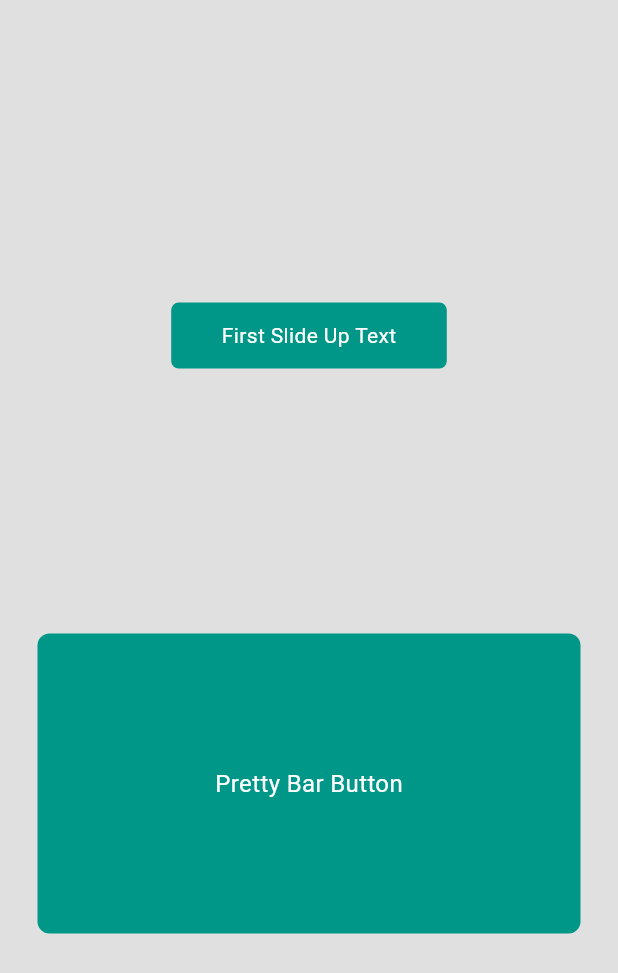
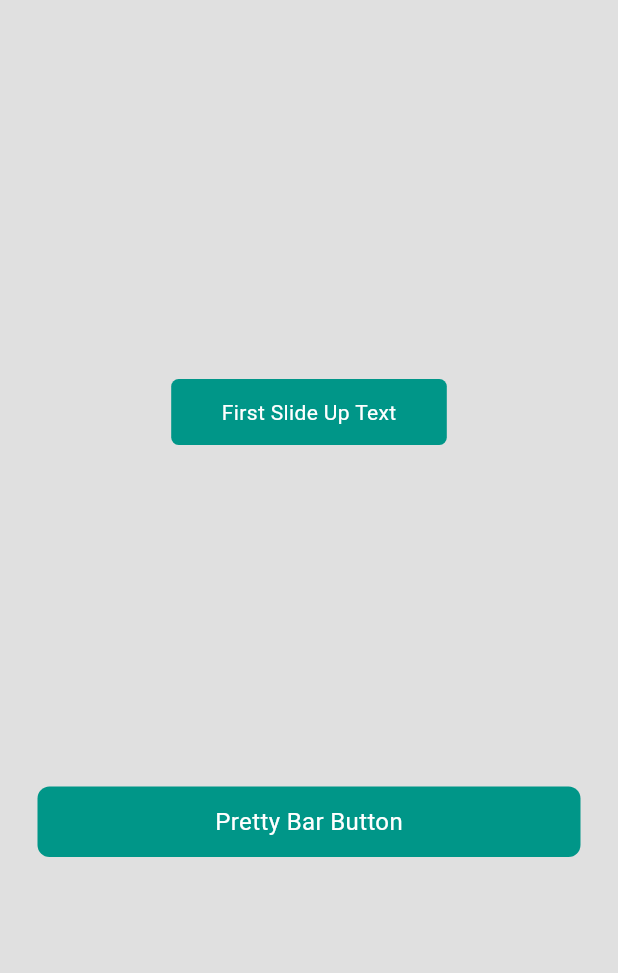
Before and after one commit to YeLwinOo-Steve/pretty_animated_buttons, a Flutter app: the screen it shows after launch, on a phone screen of 412 x 824 dp. Shown: the top 973 px of the screen. Run offline on Flutter 3.47's test engine with Material 3 defaults, Android fonts, the phone set to English and light mode, and no system bars; our stand-ins replace flutter_inset_shadow.

Commit message:
added: padding to button

```diff
--- a/lib/widgets/pretty_kiran_button.dart
+++ b/lib/widgets/pretty_kiran_button.dart
@@ -1,19 +1,27 @@
 import 'dart:math';
 
 import 'package:flutter/material.dart';
+import 'package:pretty_animated_buttons/configs/pkg_sizes.dart';
 
 class PrettyShineButton extends StatefulWidget {
+  const PrettyShineButton({
+    Key? key,
+    required this.label,
+    this.padding = const EdgeInsets.symmetric(vertical: s12, horizontal: s24),
+    required this.onPressed,
+    this.bgColor = Colors.teal,
+    this.borderRadius = s5,
+    this.duration = duration500,
+    this.curve = Curves.easeInOut,
+  }) : super(key: key);
+
   final String label;
   final VoidCallback onPressed;
   final Color bgColor;
-
-  const PrettyShineButton({
-    Key? key,
-    required this.label,
-    required this.onPressed,
-    this.bgColor = Colors.teal,
-  }) : super(key: key);
-
+  final double borderRadius;
+  final Duration duration;
+  final Curve curve;
+  final EdgeInsetsGeometry padding;
   @override
   State<PrettyShineButton> createState() => _PrettyShineButtonState();
 }
@@ -55,7 +63,6 @@ class _PrettyShineButtonState extends State<PrettyShineButton>
     return GestureDetector(
       onTap: _startAnimation,
       child: Container(
-        height: 200,
         decoration: BoxDecoration(
           color: widget.bgColor,
           borderRadius: BorderRadius.circular(8),
@@ -63,12 +70,15 @@ class _PrettyShineButtonState extends State<PrettyShineButton>
         clipBehavior: Clip.antiAlias,
         child: Stack(
           children: [
-            Center(
-              child: Text(
-                widget.label,
-                style: const TextStyle(
-                  color: Colors.white,
-                  fontSize: 16,
+            Padding(
+              padding: widget.padding,
+              child: Center(
+                child: Text(
+                  widget.label,
+                  style: const TextStyle(
+                    color: Colors.white,
+                    fontSize: 16,
+                  ),
                 ),
               ),
             ),
```
Also changed, not shown: lib/widgets/pretty_slide_up_button.dart (+4 -5 lines).
